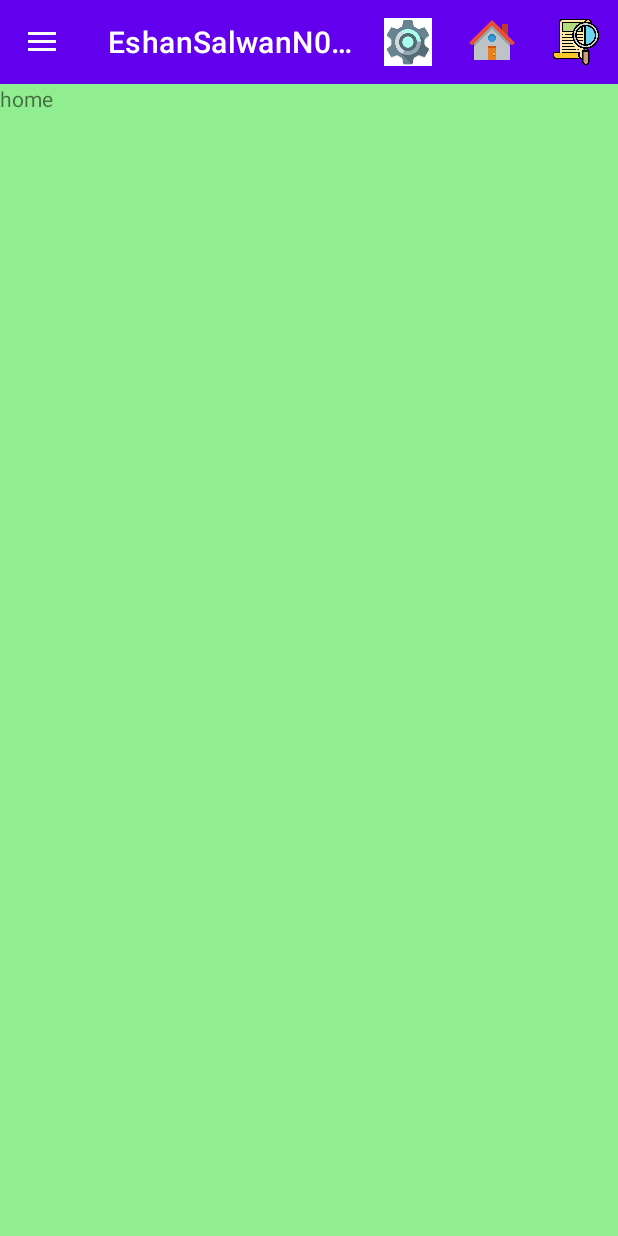
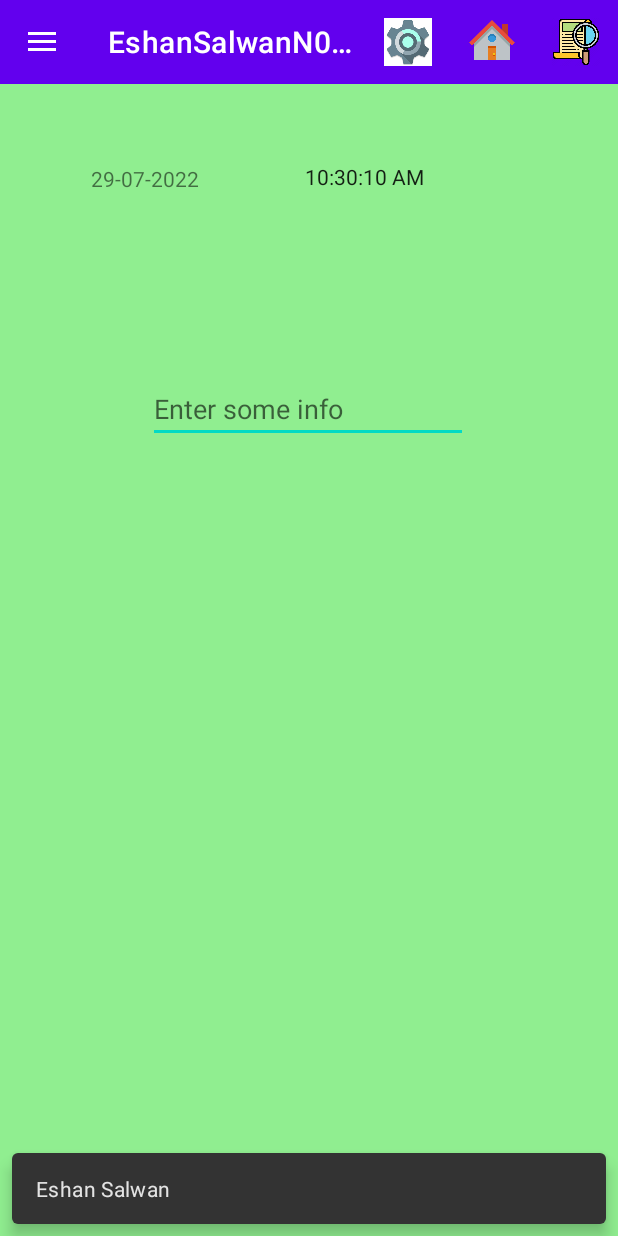
Before and after one commit to EshanSalwan2232/EshanSalwanAssign4, an Android app: the screen it shows after launch (EshanActivity), after a tap on "Home", on a phone screen of 412 x 824 dp. Run offline under Robolectric (Android 15) with nearby library versions, the phone set to English and light mode, and no system bars.

Commit message:
menu now displays toast and snackbars when opening and closing, also almost finished home fragment

```diff
--- a/app/src/main/java/eshan/salwan/n01422232/EshanActivity.java
+++ b/app/src/main/java/eshan/salwan/n01422232/EshanActivity.java
@@ -17,8 +17,11 @@ import android.os.Bundle;
 import android.view.Menu;
 import android.view.MenuInflater;
 import android.view.MenuItem;
+import android.view.View;
+import android.widget.Toast;
 
 import com.google.android.material.navigation.NavigationView;
+import com.google.android.material.snackbar.Snackbar;
 
 public class EshanActivity extends AppCompatActivity implements NavigationView.OnNavigationItemSelectedListener {
     //FOR DESIGN
@@ -75,7 +78,19 @@ public class EshanActivity extends AppCompatActivity implements NavigationView.O
 
     private void configureDrawerLayout() {
         this.drawerLayout = (DrawerLayout) findViewById(R.id.eshan_drawer_layout);
-        ActionBarDrawerToggle toggle = new ActionBarDrawerToggle(this, drawerLayout, toolbar, R.string.navigation_drawer_open, R.string.navigation_drawer_close);
+        ActionBarDrawerToggle toggle = new ActionBarDrawerToggle(this, drawerLayout, toolbar, R.string.navigation_drawer_open, R.string.navigation_drawer_close){
+            @Override
+            public void onDrawerOpened(@NonNull View drawerView) {
+                Snackbar snackbar = Snackbar.make(drawerView, R.string.snackbar, Snackbar.LENGTH_SHORT);
+                snackbar.show();
+            }
+
+            @Override
+            public void onDrawerClosed(@NonNull View drawerView) {
+                Toast toast = Toast.makeText(getApplicationContext(), R.string.toast, Toast.LENGTH_SHORT);
+                toast.show();
+            }
+        };
         drawerLayout.addDrawerListener(toggle);
         toggle.syncState();
     }
@@ -89,17 +104,19 @@ public class EshanActivity extends AppCompatActivity implements NavigationView.O
     public boolean onNavigationItemSelected(@NonNull MenuItem item) {
         int id = item.getItemId();
 
-        switch (id){
+        switch (id) {
             case R.id.home:
                 if (this.eshan_home == null) this.eshan_home = EshanHome.newInstance();
                 startTransactionFragment(this.eshan_home);
                 break;
             case R.id.download:
-                if (this.salwan_download == null) this.salwan_download = SalwanDownload.newInstance();
+                if (this.salwan_download == null)
+                    this.salwan_download = SalwanDownload.newInstance();
                 startTransactionFragment(this.salwan_download);
                 break;
             case R.id.weather:
-                if (this.n01422232_weather == null) this.n01422232_weather = N01422232Weather.newInstance();
+                if (this.n01422232_weather == null)
+                    this.n01422232_weather = N01422232Weather.newInstance();
                 startTransactionFragment(this.n01422232_weather);
                 break;
             case R.id.fileContent:
@@ -107,7 +124,8 @@ public class EshanActivity extends AppCompatActivity implements NavigationView.O
                 startTransactionFragment(this.eshan_file);
                 break;
             case R.id.settings:
-                if (this.settings_screen == null) this.settings_screen = SettingsScreen.newInstance();
+                if (this.settings_screen == null)
+                    this.settings_screen = SettingsScreen.newInstance();
                 startTransactionFragment(this.settings_screen);
                 break;
             default:
@@ -118,7 +136,7 @@ public class EshanActivity extends AppCompatActivity implements NavigationView.O
     }
 
     private void startTransactionFragment(Fragment fragment) {
-        if(!fragment.isVisible()){
+        if (!fragment.isVisible()) {
             getSupportFragmentManager().beginTransaction()
                     .replace(R.id.eshan_main_frame_layout, fragment).commit();
         }
--- a/app/src/main/java/eshan/salwan/n01422232/EshanHome.java
+++ b/app/src/main/java/eshan/salwan/n01422232/EshanHome.java
@@ -7,6 +7,10 @@ import androidx.fragment.app.Fragment;
 import android.view.LayoutInflater;
 import android.view.View;
 import android.view.ViewGroup;
+import android.widget.TextView;
+
+import java.text.SimpleDateFormat;
+import java.util.Calendar;
 
 /**
  * A simple {@link Fragment} subclass.
@@ -55,6 +59,23 @@ public class EshanHome extends Fragment {
     public View onCreateView(LayoutInflater inflater, ViewGroup container,
                              Bundle savedInstanceState) {
         // Inflate the layout for this fragment
-        return inflater.inflate(R.layout.eshan_home, container, false);
+        View view = inflater.inflate(R.layout.eshan_home, container, false);
+
+    CurrentDate(view);
+
+        return view;
+    }
+
+    Calendar calendar;
+    SimpleDateFormat simpleDateFormat;
+    String Date;
+    TextView textView;
+
+    private void CurrentDate(View view) {
+        textView = view.findViewById(R.id.date);
+        calendar = Calendar.getInstance();
+        simpleDateFormat = new SimpleDateFormat("dd-MM-yyyy");
+        Date = simpleDateFormat.format(calendar.getTime());
+        textView.setText(Date);
     }
 }
--- a/app/src/main/java/eshan/salwan/n01422232/SettingsScreen.java
+++ b/app/src/main/java/eshan/salwan/n01422232/SettingsScreen.java
@@ -7,6 +7,10 @@ import androidx.fragment.app.Fragment;
 import android.view.LayoutInflater;
 import android.view.View;
 import android.view.ViewGroup;
+import android.widget.TextView;
+
+import java.text.SimpleDateFormat;
+import java.util.Calendar;
 
 /**
  * A simple {@link Fragment} subclass.
@@ -55,6 +59,8 @@ public class SettingsScreen extends Fragment {
     public View onCreateView(LayoutInflater inflater, ViewGroup container,
                              Bundle savedInstanceState) {
         // Inflate the layout for this fragment
-        return inflater.inflate(R.layout.settings_screen, container, false);
+        View view = inflater.inflate(R.layout.settings_screen, container, false);
+
+        return view;
     }
 }
--- a/app/src/main/res/layout/eshan_home.xml
+++ b/app/src/main/res/layout/eshan_home.xml
@@ -1,15 +1,51 @@
 <?xml version="1.0" encoding="utf-8"?>
-<FrameLayout xmlns:android="http://schemas.android.com/apk/res/android"
+<androidx.constraintlayout.widget.ConstraintLayout xmlns:android="http://schemas.android.com/apk/res/android"
+    xmlns:app="http://schemas.android.com/apk/res-auto"
     xmlns:tools="http://schemas.android.com/tools"
-    android:background="@color/light_green"
+    android:id="@+id/frameLayout"
     android:layout_width="match_parent"
     android:layout_height="match_parent"
+    android:background="@color/light_green"
     tools:context=".EshanHome">
 
     <!-- TODO: Update blank fragment layout -->
+
     <TextView
-        android:layout_width="match_parent"
-        android:layout_height="match_parent"
-        android:text="home" />
+        android:id="@+id/date"
+        android:layout_width="131dp"
+        android:layout_height="37dp"
+        android:layout_marginStart="60dp"
+        android:layout_marginTop="53dp"
+        android:layout_marginEnd="220dp"
+        app:layout_constraintEnd_toEndOf="parent"
+        app:layout_constraintStart_toStartOf="parent"
+        app:layout_constraintTop_toTopOf="parent" />
 
-</FrameLayout>
+    <TextClock
+        android:layout_width="151dp"
+        android:layout_height="40dp"
+        android:layout_marginStart="203dp"
+        android:layout_marginTop="52dp"
+        android:layout_marginEnd="57dp"
+        android:format12Hour="hh:mm:ss a"
+        app:layout_constraintEnd_toEndOf="parent"
+        app:layout_constraintStart_toStartOf="parent"
+        app:layout_constraintTop_toTopOf="parent" />
+
+    <EditText
+        android:id="@+id/editTextTextPersonName"
+        android:layout_width="wrap_content"
+        android:layout_height="wrap_content"
+        android:layout_marginStart="100dp"
+        android:layout_marginTop="194dp"
+        android:layout_marginEnd="101dp"
+        android:ems="10"
+        android:inputType="text"
+        android:digits="0123456789qwertzuiopasdfghjklyxcvbnm"
+        android:hint="Enter some info"
+        android:maxLength="10"
+        app:layout_constraintEnd_toEndOf="parent"
+        app:layout_constraintStart_toStartOf="parent"
+        app:layout_constraintTop_toTopOf="parent" />
+
+</androidx.constraintlayout.widget.ConstraintLayout>
--- a/app/src/main/res/values/strings.xml
+++ b/app/src/main/res/values/strings.xml
@@ -13,4 +13,6 @@
     <string name="menu_help">Help</string>
     <string name="menu_settings">Settings</string>
     <string name="menu_home">Home</string>
+    <string name="toast">Eshan Salwan</string>
+    <string name="snackbar">Eshan Salwan</string>
 </resources>
```
